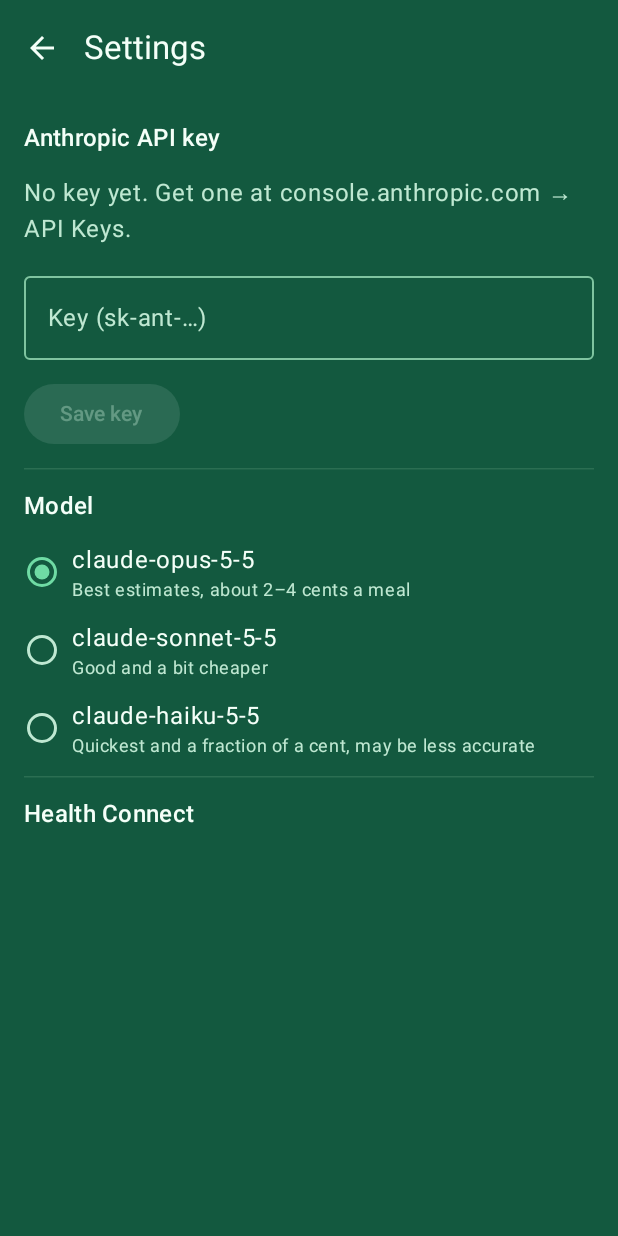
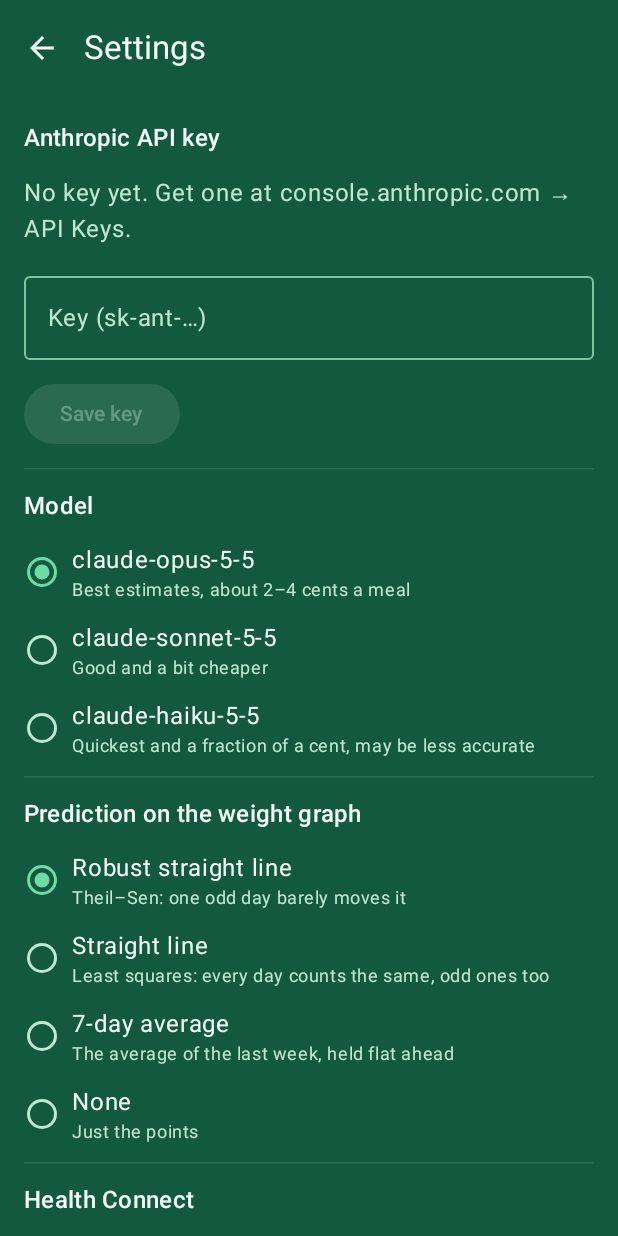
Before and after one commit to dellambrogio/michelle, an Android app built with Jetpack Compose: the screen it shows after launch (MainActivity), after a tap on "Settings", on a phone screen of 412 x 824 dp. Run offline under Robolectric (Android 15) with nearby library versions, the phone set to English and light mode, and no system bars; our stand-ins replace Room's generated code; libraries missing offline, so code that uses them is left out: androidx.health.connect; pictures from the network do not load; 16 statements that could not run were skipped.

Commit message:
Plan graphs: whole months, 30 days ahead for a young plan; weight prediction setting; calories as dots with their average

```diff
--- a/app/src/main/java/dev/michelle/Settings.kt
+++ b/app/src/main/java/dev/michelle/Settings.kt
@@ -2,13 +2,26 @@ package dev.michelle
 
 import android.content.Context
 
-/** Plain settings (not secret): which Claude model analyzes the photos, whether we asked for Health Connect. */
+/** How the weight graph projects where weight is heading. */
+enum class Prediction(val label: String, val note: String) {
+    THEIL_SEN("Robust straight line", "Theil–Sen: one odd day barely moves it"),
+    LEAST_SQUARES("Straight line", "Least squares: every day counts the same, odd ones too"),
+    WEEK_AVERAGE("7-day average", "The average of the last week, held flat ahead"),
+    NONE("None", "Just the points"),
+}
+
+/** Plain settings (not secret): which Claude model analyzes the photos, the prediction, whether we asked for Health Connect. */
 class Settings(context: Context) {
     private val prefs = context.getSharedPreferences("settings", Context.MODE_PRIVATE)
 
     var model: String
         get() = prefs.getString("model", null)?.takeIf { it in MODELS } ?: MODELS.first()
         set(value) = prefs.edit().putString("model", value).apply()
+
+    /** The line through the weight graph that says where weight is heading. */
+    var prediction: Prediction
+        get() = Prediction.entries.firstOrNull { it.name == prefs.getString("prediction", null) } ?: Prediction.THEIL_SEN
+        set(value) = prefs.edit().putString("prediction", value.name).apply()
 
     /** Whether Michelle already asked for the Health Connect permission once (it asks on the first save). */
     var askedHealth: Boolean
--- a/app/src/main/java/dev/michelle/ui/SettingsScreen.kt
+++ b/app/src/main/java/dev/michelle/ui/SettingsScreen.kt
@@ -47,6 +47,7 @@ import androidx.compose.ui.text.input.KeyboardType
 import androidx.compose.ui.text.input.PasswordVisualTransformation
 import androidx.compose.ui.unit.dp
 import dev.michelle.App
+import dev.michelle.Prediction
 import dev.michelle.Settings
 
 @OptIn(ExperimentalMaterial3Api::class)
@@ -56,6 +57,7 @@ fun SettingsScreen(onBack: () -> Unit, focusKey: Boolean = false) {
     var hasKey by remember { mutableStateOf(app.secrets.apiKey != null) }
     var key by remember { mutableStateOf("") }
     var model by remember { mutableStateOf(app.settings.model) }
+    var prediction by remember { mutableStateOf(app.settings.prediction) }
     var granted by remember { mutableStateOf<Boolean?>(null) }
     var checks by remember { mutableIntStateOf(0) }
     val unsynced by app.meals.unsyncedCount.collectAsState(0)
@@ -130,6 +132,21 @@ fun SettingsScreen(onBack: () -> Unit, focusKey: Boolean = false) {
             }
 
             HorizontalDivider()
+            Section("Prediction on the weight graph")
+            Prediction.entries.forEach { k ->
+                Row(
+                    Modifier.fillMaxWidth().selectable(k == prediction) { prediction = k; app.settings.prediction = k },
+                    verticalAlignment = Alignment.CenterVertically,
+                ) {
+                    RadioButton(k == prediction, null)
+                    Column(Modifier.padding(start = 8.dp)) {
+                        Text(k.label)
+                        Text(k.note, style = MaterialTheme.typography.bodySmall, color = MaterialTheme.colorScheme.onSurfaceVariant)
+                    }
+                }
+            }
+
+            HorizontalDivider()
             Section("Health Connect")
             Text(
                 when {
```
Also changed, not shown: app/src/main/java/dev/michelle/ui/Charts.kt (+94 -13 lines), app/src/main/java/dev/michelle/ui/TrendScreen.kt (+14 -3 lines).
